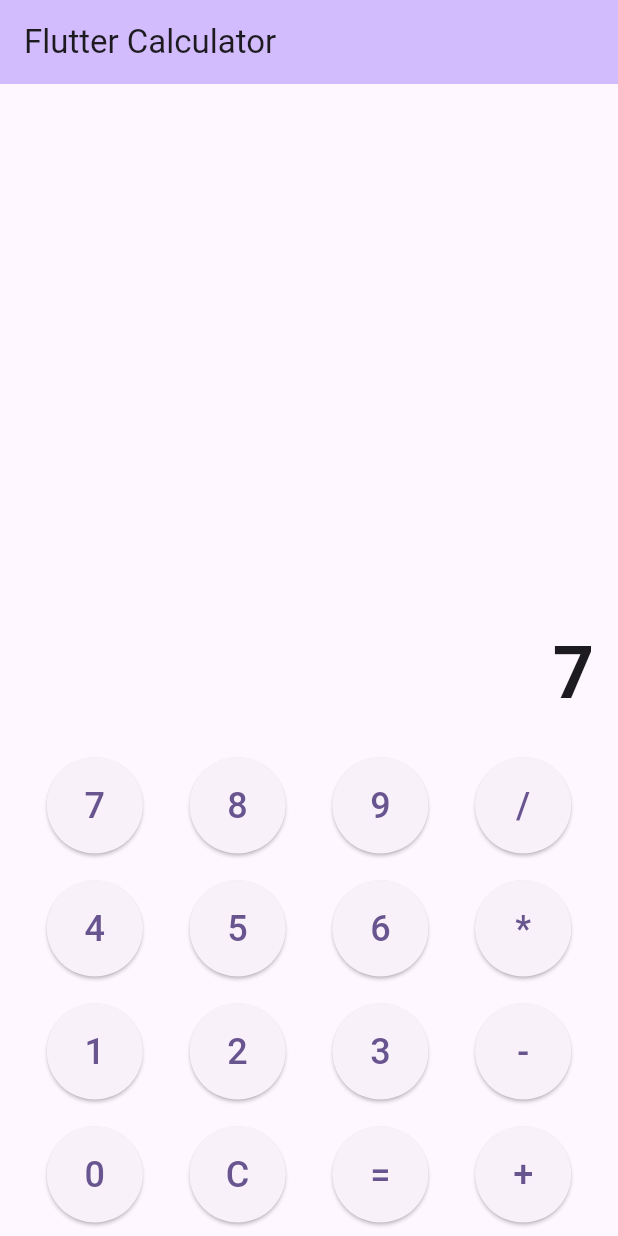
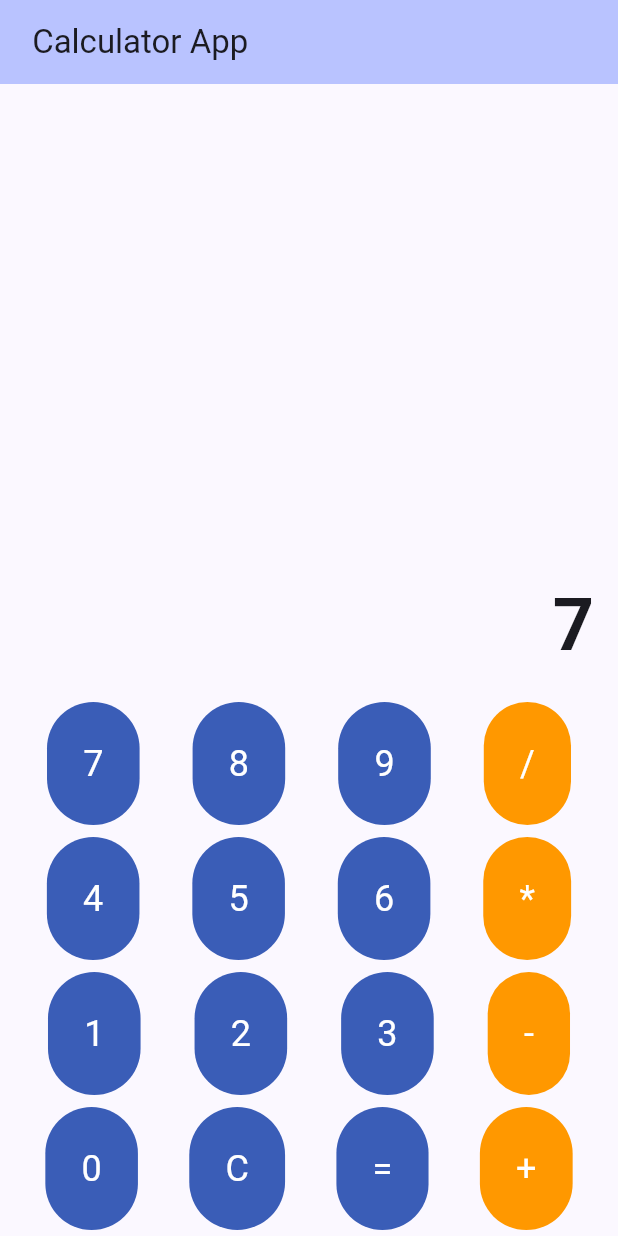
Before and after one commit to minnocent12/calculator_app, a Flutter app: the screen it shows after launch, after a tap on an icon or button, on a phone screen of 412 x 824 dp. Run offline on Flutter 3.47's test engine with Material 3 defaults, Android fonts, the phone set to English and light mode, and no system bars.

Commit message:
new feaures added

```diff
--- a/lib/main.dart
+++ b/lib/main.dart
@@ -10,12 +10,13 @@ class MyApp extends StatelessWidget {
   @override
   Widget build(BuildContext context) {
     return MaterialApp(
-      title: 'Flutter Calculator',
+      title: ' Calculator App',
       theme: ThemeData(
-        colorScheme: ColorScheme.fromSeed(seedColor: Colors.deepPurple),
+        colorScheme: ColorScheme.fromSeed(
+            seedColor: const Color.fromARGB(255, 58, 81, 183)),
         useMaterial3: true,
       ),
-      home: const MyHomePage(title: 'Flutter Calculator'),
+      home: const MyHomePage(title: ' Calculator App'),
     );
   }
 }
@@ -30,62 +31,117 @@ class MyHomePage extends StatefulWidget {
 }
 
 class _MyHomePageState extends State<MyHomePage> {
-  String _display = '0';
-  String _operator = '';
-  double _firstOperand = 0;
-  double _secondOperand = 0;
-  bool _waitingForSecondOperand = false;
+  String _display = '0'; // Current display on the calculator screen
+  double? _firstOperand; // Stores the first operand
+  double? _secondOperand; // Stores the second operand
+  String? _operator; // Stores the operator (+, -, *, /)
+  bool _isSecondOperand = false; // Flag for inputting the second operand
+  bool _isResultCalculated = false; // Flag to track if a result is calculated
 
+  // Function to handle number button presses
   void _onNumberPressed(String number) {
     setState(() {
-      if (_display == '0' || _waitingForSecondOperand) {
+      // If a result was just calculated or second operand is expected, reset display
+      if (_isSecondOperand || _isResultCalculated) {
         _display = number;
-        _waitingForSecondOperand = false;
+        _isSecondOperand = false;
+        _isResultCalculated = false; // Clear result flag after input
       } else {
-        _display += number;
+        _display = _display == '0' ? number : _display + number;
       }
     });
   }
 
+  // Function to handle operator button presses
   void _onOperatorPressed(String operator) {
     setState(() {
-      _firstOperand = double.parse(_display);
+      if (_firstOperand == null || _isResultCalculated) {
+        _firstOperand = double.tryParse(_display); // Use result or first number
+        _isResultCalculated = false; // Reset flag after new operator
+      } else if (_operator != null && !_isSecondOperand) {
+        // If already an operator, calculate with current number before storing new operator
+        _secondOperand = double.tryParse(_display);
+        _calculateResult();
+      }
       _operator = operator;
-      _waitingForSecondOperand = true;
+      _isSecondOperand = true;
     });
   }
 
+  // Function to handle equal button press and calculate the result
   void _onEqualPressed() {
     setState(() {
-      _secondOperand = double.parse(_display);
-      switch (_operator) {
-        case '+':
-          _display = (_firstOperand + _secondOperand).toString();
-          break;
-        case '-':
-          _display = (_firstOperand - _secondOperand).toString();
-          break;
-        case '*':
-          _display = (_firstOperand * _secondOperand).toString();
-          break;
-        case '/':
-          _display = (_firstOperand / _secondOperand).toString();
-          break;
+      if (_firstOperand != null && _operator != null) {
+        _secondOperand = double.tryParse(_display);
+        _calculateResult();
+        _operator = null; // Reset operator after result
+        _isResultCalculated = true; // Set flag to indicate result is calculated
       }
-      _waitingForSecondOperand = false;
     });
   }
 
+  // Function to perform the calculation based on the operator
+  void _calculateResult() {
+    if (_firstOperand != null && _secondOperand != null && _operator != null) {
+      double result;
+      switch (_operator) {
+        case '+':
+          result = _firstOperand! + _secondOperand!;
+          break;
+        case '-':
+          result = _firstOperand! - _secondOperand!;
+          break;
+        case '*':
+          result = _firstOperand! * _secondOperand!;
+          break;
+        case '/':
+          result = _secondOperand! != 0
+              ? _firstOperand! / _secondOperand!
+              : double.nan; // Handle division by zero
+          break;
+        default:
+          return;
+      }
+      _display = result.toString();
+      _firstOperand = result;
+      _secondOperand = null;
+    }
+  }
+
+  // Function to handle the "Clear" button press
   void _onClearPressed() {
     setState(() {
       _display = '0';
-      _firstOperand = 0;
-      _secondOperand = 0;
-      _operator = '';
-      _waitingForSecondOperand = false;
+      _firstOperand = null;
+      _secondOperand = null;
+      _operator = null;
+      _isSecondOperand = false;
+      _isResultCalculated = false;
     });
   }
 
+  // Function to build the calculator buttons (numbers, operators, etc.)
+  Widget _buildButton(String label, Color color, VoidCallback onPressed) {
+    return InkWell(
+      onTap: onPressed,
+      borderRadius: BorderRadius.circular(50),
+      child: Container(
+        padding: const EdgeInsets.all(24.0),
+        margin: const EdgeInsets.all(4.0),
+        alignment: Alignment.center,
+        decoration: BoxDecoration(
+          color: color,
+          borderRadius: BorderRadius.circular(50),
+        ),
+        child: Text(
+          label,
+          style: const TextStyle(fontSize: 24, color: Colors.white),
+        ),
+      ),
+    );
+  }
+
+  // Widget to build the UI layout using Rows and Columns
   @override
   Widget build(BuildContext context) {
     return Scaffold(
@@ -96,6 +152,7 @@ class _MyHomePageState extends State<MyHomePage> {
       body: Column(
         mainAxisAlignment: MainAxisAlignment.end,
         children: <Widget>[
+          // Display area
           Expanded(
             child: Container(
               padding: const EdgeInsets.all(16.0),
@@ -109,40 +166,44 @@ class _MyHomePageState extends State<MyHomePage> {
               ),
             ),
           ),
-          _buildButtonRow(['7', '8', '9', '/']),
-          _buildButtonRow(['4', '5', '6', '*']),
-          _buildButtonRow(['1', '2', '3', '-']),
-          _buildButtonRow(['0', 'C', '=', '+']),
+          // Number and operator buttons in rows
+          _buildButtonRow(
+              ['7', '8', '9', '/'], const Color.fromARGB(255, 58, 93, 183)),
+          _buildButtonRow(
+              ['4', '5', '6', '*'], const Color.fromARGB(255, 58, 93, 183)),
+          _buildButtonRow(
+              ['1', '2', '3', '-'], const Color.fromARGB(255, 58, 93, 183)),
+          _buildButtonRow(
+              ['0', 'C', '=', '+'], const Color.fromARGB(255, 58, 93, 183)),
         ],
       ),
     );
   }
 
-  Widget _buildButtonRow(List<String> buttons) {
+  // Helper function to create rows of buttons
+  Widget _buildButtonRow(List<String> buttons, Color color) {
     return Row(
       mainAxisAlignment: MainAxisAlignment.spaceEvenly,
-      children: buttons.map((buttonText) {
-        return ElevatedButton(
-          onPressed: () {
-            if (buttonText == 'C') {
-              _onClearPressed();
-            } else if (buttonText == '=') {
-              _onEqualPressed();
-            } else if (['+', '-', '*', '/'].contains(buttonText)) {
-              _onOperatorPressed(buttonText);
-            } else {
-              _onNumberPressed(buttonText);
-            }
-          },
-          style: ElevatedButton.styleFrom(
-            padding: const EdgeInsets.all(24.0),
-            shape: const CircleBorder(),
-          ),
-          child: Text(
-            buttonText,
-            style: const TextStyle(fontSize: 24),
-          ),
-        );
+      children: buttons.map((buttonLabel) {
+        // Define button actions based on its label
+        VoidCallback onPressed;
+        Color buttonColor = color;
+
+        // Change color for operation buttons
+        if (['+', '-', '*', '/'].contains(buttonLabel)) {
+          buttonColor = Colors.orange; // Set a different color for operators
+        }
+
+        if (buttonLabel == 'C') {
+          onPressed = _onClearPressed;
+        } else if (buttonLabel == '=') {
+          onPressed = _onEqualPressed;
+        } else if (['+', '-', '*', '/'].contains(buttonLabel)) {
+          onPressed = () => _onOperatorPressed(buttonLabel);
+        } else {
+          onPressed = () => _onNumberPressed(buttonLabel);
+        }
+        return _buildButton(buttonLabel, buttonColor, onPressed);
       }).toList(),
     );
   }
```
